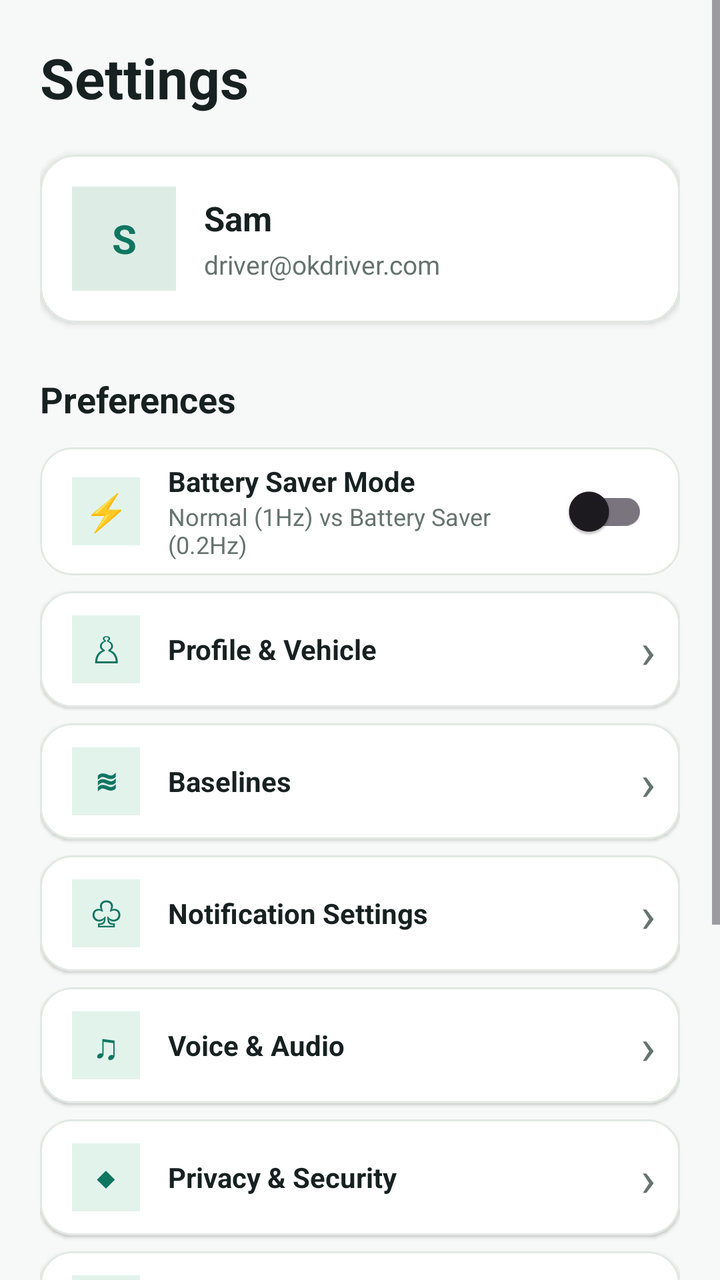
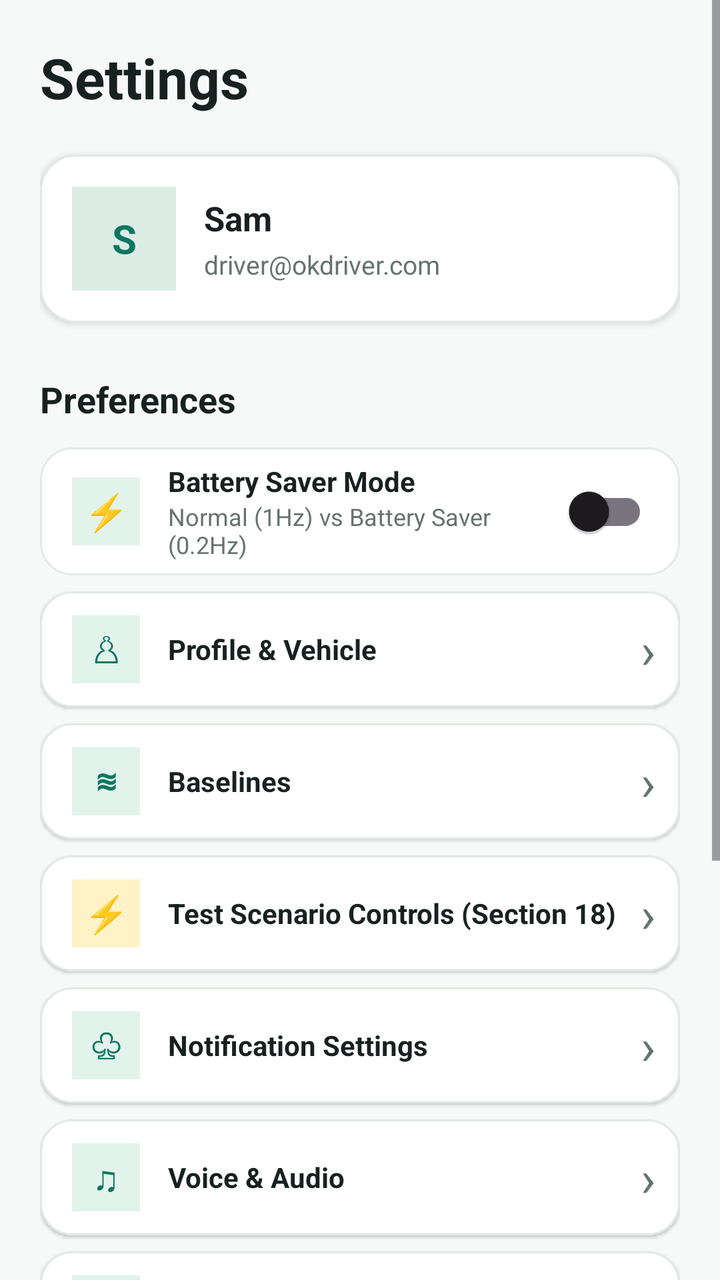

The first picture is an Android layout as it rendered before a commit; the second is the same layout after the commit. The layout source and the unified diff follow.
<!-- AndroidManifest.xml: application theme Theme.OKDrivers -->
<!-- res/layout/fragment_settings.xml -->
<?xml version="1.0" encoding="utf-8"?>
<ScrollView
    xmlns:android="http://schemas.android.com/apk/res/android"
    xmlns:app="http://schemas.android.com/apk/res-auto"
    android:layout_width="match_parent"
    android:layout_height="match_parent"
    android:background="@color/ok_bg"
    android:fillViewport="true">

    <LinearLayout
        android:layout_width="match_parent"
        android:layout_height="wrap_content"
        android:orientation="vertical"
        android:padding="20dp">

        
        
        

        <TextView
            android:id="@+id/tvSettingsTitle"
            android:layout_width="wrap_content"
            android:layout_height="wrap_content"
            android:text="Settings"
            android:textColor="@color/ok_text"
            android:textSize="28sp"
            android:textStyle="bold" />


        
        
        

        <com.google.android.material.card.MaterialCardView
            android:id="@+id/cardProfile"
            android:layout_width="match_parent"
            android:layout_height="wrap_content"
            android:layout_marginTop="20dp"
            app:cardBackgroundColor="@color/white"
            app:cardCornerRadius="18dp"
            app:cardElevation="2dp"
            app:strokeColor="#E2E8E3"
            app:strokeWidth="1dp">

            <LinearLayout
                android:layout_width="match_parent"
                android:layout_height="wrap_content"
                android:orientation="horizontal"
                android:gravity="center_vertical"
                android:padding="16dp">

                

                <TextView
                    android:id="@+id/tvProfileInitial"
                    android:layout_width="52dp"
                    android:layout_height="52dp"
                    android:background="#DDEDE6"
                    android:gravity="center"
                    android:text="S"
                    android:textColor="@color/ok_green"
                    android:textSize="20sp"
                    android:textStyle="bold" />

                <LinearLayout
                    android:layout_width="0dp"
                    android:layout_height="wrap_content"
                    android:layout_weight="1"
                    android:layout_marginStart="14dp"
                    android:orientation="vertical">

                    <TextView
                        android:id="@+id/tvProfileName"
                        android:layout_width="wrap_content"
                        android:layout_height="wrap_content"
                        android:text="Sam"
                        android:textColor="@color/ok_text"
                        android:textSize="17sp"
                        android:textStyle="bold" />

                    <TextView
                        android:id="@+id/tvProfileEmail"
                        android:layout_width="wrap_content"
                        android:layout_height="wrap_content"
                        android:layout_marginTop="3dp"
                        android:text="driver@okdriver.com"
                        android:textColor="@color/ok_secondary"
                        android:textSize="13sp" />

                </LinearLayout>

            </LinearLayout>

        </com.google.android.material.card.MaterialCardView>


        
        
        

        <TextView
            android:id="@+id/tvSettingsSection"
            android:layout_width="wrap_content"
            android:layout_height="wrap_content"
            android:layout_marginTop="26dp"
            android:text="Preferences"
            android:textColor="@color/ok_text"
            android:textSize="18sp"
            android:textStyle="bold" />


        
        
        

        <com.google.android.material.card.MaterialCardView
            android:id="@+id/cardSamplingRate"
            android:layout_width="match_parent"
            android:layout_height="wrap_content"
            android:layout_marginTop="12dp"
            app:cardBackgroundColor="@color/white"
            app:cardCornerRadius="16dp"
            app:cardElevation="1dp"
            app:strokeColor="#E2E8E3"
            app:strokeWidth="1dp">

            <LinearLayout
                android:layout_width="match_parent"
                android:layout_height="64dp"
                android:gravity="center_vertical"
                android:orientation="horizontal"
                android:paddingStart="16dp"
                android:paddingEnd="16dp">

                <TextView
                    android:layout_width="34dp"
                    android:layout_height="34dp"
                    android:background="#E2F3EC"
                    android:gravity="center"
                    android:text="⚡"
                    android:textColor="@color/ok_green"
                    android:textSize="18sp" />

                <LinearLayout
                    android:layout_width="0dp"
                    android:layout_height="wrap_content"
                    android:layout_weight="1"
                    android:layout_marginStart="14dp"
                    android:orientation="vertical">

                    <TextView
                        android:layout_width="wrap_content"
                        android:layout_height="wrap_content"
                        android:text="Battery Saver Mode"
                        android:textColor="@color/ok_text"
                        android:textSize="14sp"
                        android:textStyle="bold" />

                    <TextView
                        android:id="@+id/tvSamplingRateDesc"
                        android:layout_width="wrap_content"
                        android:layout_height="wrap_content"
                        android:text="Normal (1Hz) vs Battery Saver (0.2Hz)"
                        android:textColor="@color/ok_secondary"
                        android:textSize="12sp" />

                </LinearLayout>

                <androidx.appcompat.widget.SwitchCompat
                    android:id="@+id/switchBatterySaver"
                    android:layout_width="wrap_content"
                    android:layout_height="wrap_content" />

            </LinearLayout>

        </com.google.android.material.card.MaterialCardView>


        
        
        

        <com.google.android.material.card.MaterialCardView
            android:id="@+id/cardProfileVehicle"
            android:layout_width="match_parent"
            android:layout_height="wrap_content"
            android:layout_marginTop="8dp"
            app:cardBackgroundColor="@color/white"
            app:cardCornerRadius="16dp"
            app:cardElevation="1dp"
            app:strokeColor="#E2E8E3"
            app:strokeWidth="1dp">

            <LinearLayout
                android:layout_width="match_parent"
                android:layout_height="58dp"
                android:gravity="center_vertical"
                android:orientation="horizontal"
                android:paddingStart="16dp"
                android:paddingEnd="12dp">

                <TextView
                    android:layout_width="34dp"
                    android:layout_height="34dp"
                    android:background="#E2F3EC"
                    android:gravity="center"
                    android:text="♙"
                    android:textColor="@color/ok_green"
                    android:textSize="18sp" />

                <TextView
                    android:layout_width="0dp"
                    android:layout_height="wrap_content"
                    android:layout_weight="1"
                    android:layout_marginStart="14dp"
                    android:text="Profile &amp; Vehicle"
                    android:textColor="@color/ok_text"
                    android:textSize="14sp"
                    android:textStyle="bold" />

                <TextView
                    android:layout_width="wrap_content"
                    android:layout_height="wrap_content"
                    android:text="›"
                    android:textColor="@color/ok_secondary"
                    android:textSize="25sp" />

            </LinearLayout>

        </com.google.android.material.card.MaterialCardView>


        
        
        

        <com.google.android.material.card.MaterialCardView
            android:id="@+id/cardBaselines"
            android:layout_width="match_parent"
            android:layout_height="wrap_content"
            android:layout_marginTop="8dp"
            app:cardBackgroundColor="@color/white"
            app:cardCornerRadius="16dp"
            app:cardElevation="1dp"
            app:strokeColor="#E2E8E3"
            app:strokeWidth="1dp">

            <LinearLayout
                android:layout_width="match_parent"
                android:layout_height="58dp"
                android:gravity="center_vertical"
                android:orientation="horizontal"
                android:paddingStart="16dp"
                android:paddingEnd="12dp">

                <TextView
                    android:layout_width="34dp"
                    android:layout_height="34dp"
                    android:background="#E2F3EC"
                    android:gravity="center"
                    android:text="≋"
                    android:textColor="@color/ok_green"
                    android:textSize="18sp"
                    android:textStyle="bold" />

                <TextView
                    android:layout_width="0dp"
                    android:layout_height="wrap_content"
                    android:layout_weight="1"
                    android:layout_marginStart="14dp"
                    android:text="Baselines"
                    android:textColor="@color/ok_text"
                    android:textSize="14sp"
                    android:textStyle="bold" />

                <TextView
                    android:layout_width="wrap_content"
                    android:layout_height="wrap_content"
                    android:text="›"
                    android:textColor="@color/ok_secondary"
                    android:textSize="25sp" />

            </LinearLayout>

        </com.google.android.material.card.MaterialCardView>


        
        
        

        <com.google.android.material.card.MaterialCardView
            android:id="@+id/cardNotifications"
            android:layout_width="match_parent"
            android:layout_height="wrap_content"
            android:layout_marginTop="8dp"
            app:cardBackgroundColor="@color/white"
            app:cardCornerRadius="16dp"
            app:cardElevation="1dp"
            app:strokeColor="#E2E8E3"
            app:strokeWidth="1dp">

            <LinearLayout
                android:layout_width="match_parent"
                android:layout_height="58dp"
                android:gravity="center_vertical"
                android:orientation="horizontal"
                android:paddingStart="16dp"
                android:paddingEnd="12dp">

                <TextView
                    android:layout_width="34dp"
                    android:layout_height="34dp"
                    android:background="#E2F3EC"
                    android:gravity="center"
                    android:text="♧"
                    android:textColor="@color/ok_green"
                    android:textSize="18sp" />

                <TextView
                    android:layout_width="0dp"
                    android:layout_height="wrap_content"
                    android:layout_weight="1"
                    android:layout_marginStart="14dp"
                    android:text="Notification Settings"
                    android:textColor="@color/ok_text"
                    android:textSize="14sp"
                    android:textStyle="bold" />

                <TextView
                    android:layout_width="wrap_content"
                    android:layout_height="wrap_content"
                    android:text="›"
                    android:textColor="@color/ok_secondary"
                    android:textSize="25sp" />

            </LinearLayout>

        </com.google.android.material.card.MaterialCardView>


        
        
        

        <com.google.android.material.card.MaterialCardView
            android:id="@+id/cardVoiceAudio"
            android:layout_width="match_parent"
            android:layout_height="wrap_content"
            android:layout_marginTop="8dp"
            app:cardBackgroundColor="@color/white"
            app:cardCornerRadius="16dp"
            app:cardElevation="1dp"
            app:strokeColor="#E2E8E3"
            app:strokeWidth="1dp">

            <LinearLayout
                android:layout_width="match_parent"
                android:layout_height="58dp"
                android:gravity="center_vertical"
                android:orientation="horizontal"
                android:paddingStart="16dp"
                android:paddingEnd="12dp">

                <TextView
                    android:layout_width="34dp"
                    android:layout_height="34dp"
                    android:background="#E2F3EC"
                    android:gravity="center"
                    android:text="♫"
                    android:textColor="@color/ok_green"
                    android:textSize="18sp" />

                <TextView
                    android:layout_width="0dp"
                    android:layout_height="wrap_content"
                    android:layout_weight="1"
                    android:layout_marginStart="14dp"
                    android:text="Voice &amp; Audio"
                    android:textColor="@color/ok_text"
                    android:textSize="14sp"
                    android:textStyle="bold" />

                <TextView
                    android:layout_width="wrap_content"
                    android:layout_height="wrap_content"
                    android:text="›"
                    android:textColor="@color/ok_secondary"
                    android:textSize="25sp" />

            </LinearLayout>

        </com.google.android.material.card.MaterialCardView>


        
        
        

        <com.google.android.material.card.MaterialCardView
            android:id="@+id/cardPrivacy"
            android:layout_width="match_parent"
            android:layout_height="wrap_content"
            android:layout_marginTop="8dp"
            app:cardBackgroundColor="@color/white"
            app:cardCornerRadius="16dp"
            app:cardElevation="1dp"
            app:strokeColor="#E2E8E3"
            app:strokeWidth="1dp">

            <LinearLayout
                android:layout_width="match_parent"
                android:layout_height="58dp"
                android:gravity="center_vertical"
                android:orientation="horizontal"
                android:paddingStart="16dp"
                android:paddingEnd="12dp">

                <TextView
                    android:layout_width="34dp"
                    android:layout_height="34dp"
                    android:background="#E2F3EC"
                    android:gravity="center"
                    android:text="◆"
                    android:textColor="@color/ok_green"
                    android:textSize="15sp" />

                <TextView
                    android:layout_width="0dp"
                    android:layout_height="wrap_content"
                    android:layout_weight="1"
                    android:layout_marginStart="14dp"
                    android:text="Privacy &amp; Security"
                    android:textColor="@color/ok_text"
                    android:textSize="14sp"
                    android:textStyle="bold" />

                <TextView
                    android:layout_width="wrap_content"
                    android:layout_height="wrap_content"
                    android:text="›"
                    android:textColor="@color/ok_secondary"
                    android:textSize="25sp" />

            </LinearLayout>

        </com.google.android.material.card.MaterialCardView>


        
        
        

        <com.google.android.material.card.MaterialCardView
            android:id="@+id/cardAbout"
            android:layout_width="match_parent"
            android:layout_height="wrap_content"
            android:layout_marginTop="8dp"
            app:cardBackgroundColor="@color/white"
            app:cardCornerRadius="16dp"
            app:cardElevation="1dp"
            app:strokeColor="#E2E8E3"
            app:strokeWidth="1dp">

            <LinearLayout
                android:layout_width="match_parent"
                android:layout_height="58dp"
                android:gravity="center_vertical"
                android:orientation="horizontal"
                android:paddingStart="16dp"
                android:paddingEnd="12dp">

                <TextView
                    android:layout_width="34dp"
                    android:layout_height="34dp"
                    android:background="#E2F3EC"
                    android:gravity="center"
                    android:text="i"
                    android:textColor="@color/ok_green"
                    android:textSize="18sp"
                    android:textStyle="bold" />

                <TextView
                    android:layout_width="0dp"
                    android:layout_height="wrap_content"
                    android:layout_weight="1"
                    android:layout_marginStart="14dp"
                    android:text="About"
                    android:textColor="@color/ok_text"
                    android:textSize="14sp"
                    android:textStyle="bold" />

                <TextView
                    android:layout_width="wrap_content"
                    android:layout_height="wrap_content"
                    android:text="›"
                    android:textColor="@color/ok_secondary"
                    android:textSize="25sp" />

            </LinearLayout>

        </com.google.android.material.card.MaterialCardView>


        
        
        

        <com.google.android.material.button.MaterialButton
            android:id="@+id/btnLogout"
            android:layout_width="match_parent"
            android:layout_height="54dp"
            android:layout_marginTop="28dp"
            android:layout_marginBottom="100dp"
            android:text="Log Out"
            android:textAllCaps="false"
            android:textColor="@color/white"
            android:textSize="14sp"
            app:backgroundTint="@color/ok_text"
            app:cornerRadius="27dp" />

    </LinearLayout>

</ScrollView>
<!-- resources referenced by this layout -->
<resources>
  <color name="ok_bg">#F7F9F8</color>
  <color name="ok_green">#0F7661</color>
  <color name="ok_secondary">#66736F</color>
  <color name="ok_text">#17211F</color>
  <color name="white">#FFFFFFFF</color>
  <style name="Theme.OKDrivers" parent="Base.Theme.OKDrivers" />
  <style name="Base.Theme.OKDrivers" parent="Theme.Material3.DayNight.NoActionBar">
          
          
      </style>
</resources>

<!-- the commit's change to res/layout/fragment_settings.xml (unified diff, before → after) -->
@@ -269,6 +269,61 @@
                     android:layout_weight="1"
                     android:layout_marginStart="14dp"
                     android:text="Baselines"
+                    android:textColor="@color/ok_text"
+                    android:textSize="14sp"
+                    android:textStyle="bold" />
+
+                <TextView
+                    android:layout_width="wrap_content"
+                    android:layout_height="wrap_content"
+                    android:text="›"
+                    android:textColor="@color/ok_secondary"
+                    android:textSize="25sp" />
+
+            </LinearLayout>
+
+        </com.google.android.material.card.MaterialCardView>
+
+
+        
+        
+        
+
+        <com.google.android.material.card.MaterialCardView
+            android:id="@+id/cardTestControls"
+            android:layout_width="match_parent"
+            android:layout_height="wrap_content"
+            android:layout_marginTop="8dp"
+            app:cardBackgroundColor="@color/white"
+            app:cardCornerRadius="16dp"
+            app:cardElevation="1dp"
+            app:strokeColor="#E2E8E3"
+            app:strokeWidth="1dp">
+
+            <LinearLayout
+                android:layout_width="match_parent"
+                android:layout_height="58dp"
+                android:gravity="center_vertical"
+                android:orientation="horizontal"
+                android:paddingStart="16dp"
+                android:paddingEnd="12dp">
+
+                <TextView
+                    android:layout_width="34dp"
+                    android:layout_height="34dp"
+                    android:background="#FEF3C7"
+                    android:gravity="center"
+                    android:text="⚡"
+                    android:textColor="@color/ok_orange"
+                    android:textSize="18sp"
+                    android:textStyle="bold" />
+
+                <TextView
+                    android:layout_width="0dp"
+                    android:layout_height="wrap_content"
+                    android:layout_weight="1"
+                    android:layout_marginStart="14dp"
+                    android:text="Test Scenario Controls (Section 18)"
                     android:textColor="@color/ok_text"
                     android:textSize="14sp"
                     android:textStyle="bold" />
<!-- resource entries referenced after the edit -->
@@ -2,6 +2,7 @@
 <resources>
   <color name="ok_bg">#F7F9F8</color>
   <color name="ok_green">#0F7661</color>
+  <color name="ok_orange">#F59E0B</color>
   <color name="ok_secondary">#66736F</color>
   <color name="ok_text">#17211F</color>
   <color name="white">#FFFFFFFF</color>
